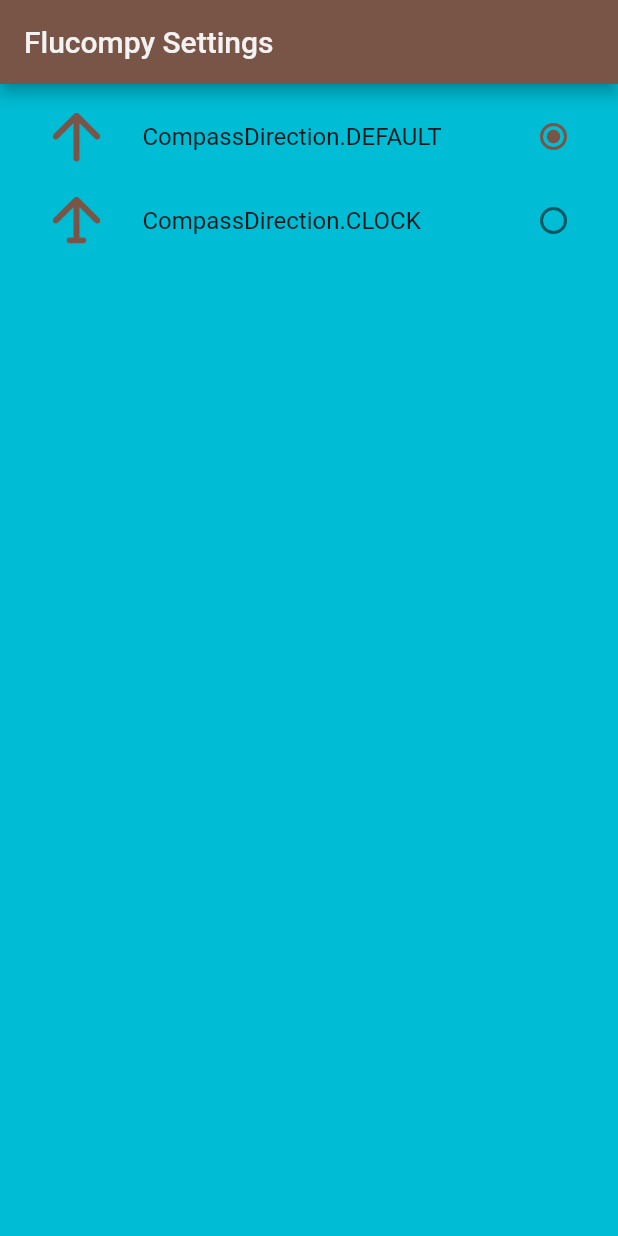
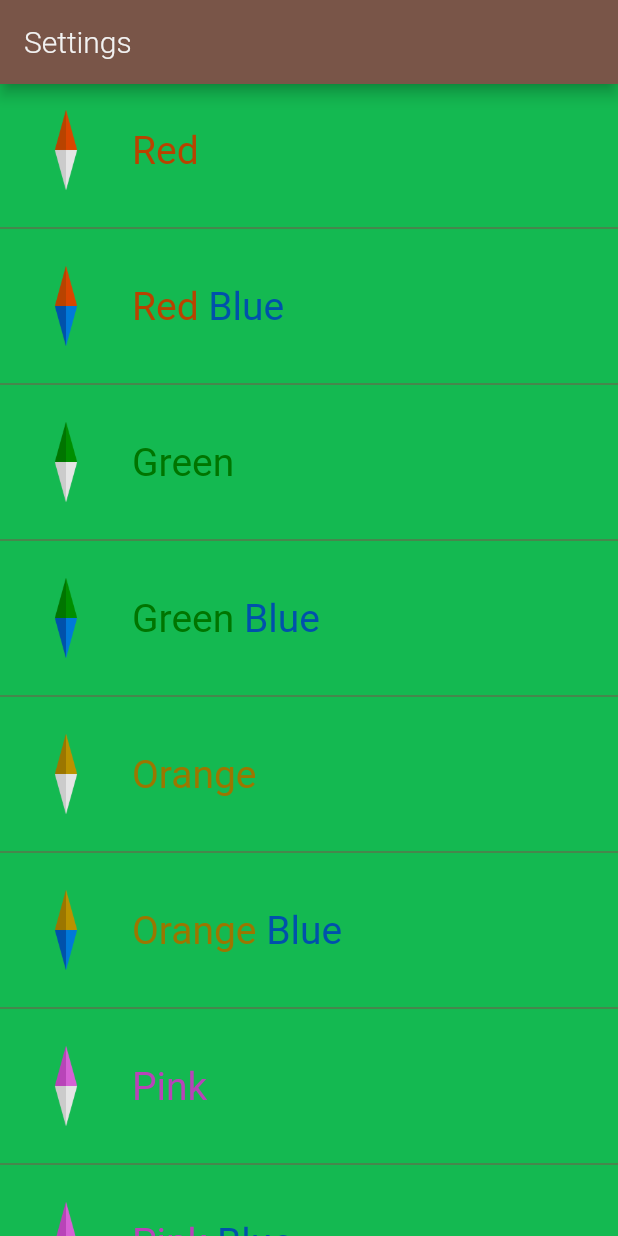
Before and after one commit to xavierfebrer/flucompy, a Flutter app: the SettingsScreen screen opened directly, on a phone screen of 412 x 824 dp. Run offline on Flutter 3.47's test engine with Material 2 defaults, Android fonts, the light colour scheme and no system bars; our stand-ins replace flutter_compass, permission_handler, share, shared_preferences; accounts and stored records are empty.

Commit message:
Change UI, colors and assets.

```diff
--- a/flucompy/lib/util/Constant.dart
+++ b/flucompy/lib/util/Constant.dart
@@ -5,13 +5,17 @@ import 'package:flutter/material.dart';
 class Constant {
   static const String EMPTY_STRING = "";
   static const String APP_NAME = "Flucompy";
-  static const Color COLOR_PRIMARY = Color(0xFF00BCD4);
+  static const Color COLOR_PRIMARY = Color(0xFF14B951);
   static const Color COLOR_ACCENT = Color(0xFF795548);
   static const Color COLOR_TEXT_LIGHT = Color(0xFFF2F2F2);
   static const Color COLOR_TEXT_LIGHT_2 = Color(0xFFD1D1D1);
   static const Color COLOR_TEXT_DARK = Color(0xFF212121);
   static const Color COLOR_TEXT_DARK_2 = Color(0xFF535353);
   static const double PADDING_HOME_BORDER = 7.0;
+  static const double PADDING_SETTINGS_BORDER = 0.0;
+  static const double PADDING_COMPASS_DIRECTION_TILE = 16.0;
+  static const double PADDING_BUTTON_CHECK_PERMISSIONS = 32.0;
+  static const double ELEVATION_BUTTON_CHECK_PERMISSIONS = 16.0;
 
   static String TEXT_TITLE_LOCATION_PERMISSION_REQUIRED = "Location Permission Required";
   static String TEXT_MESSAGE_LOCATION_PERMISSION_REQUIRED = "Enable the location permissions to enable the compass functionality.";
@@ -20,15 +24,55 @@ class Constant {
   static String TEXT_SENSOR_NOT_SUPPORTED = "Sensor not supported.";
   static String TEXT_CHECK_PERMISSIONS = "Check Permissions";
   static String TEXT_SETTINGS = "Settings";
-  static String TEXT_SETTINGS_TITLE = "$APP_NAME $TEXT_SETTINGS";
+
+  static double TEXT_FONT_SIZE_BIG = 26;
+  static FontWeight TEXT_FONT_WEIGHT = FontWeight.w300;
+  static FontWeight TEXT_FONT_WEIGHT_BOLD = FontWeight.w400;
+  static double TEXT_LETTER_SPACING = -0.0;
 
   static String TEXT_ERROR_READING_SENSOR(String error) => "Error reading sensor: $error";
 
   static String TEXT_COMPASS_INFO(double lastDirection) => "${lastDirection.toStringAsFixed(2)}º";
 
-  static List<String> ASSETS_IMAGE_COMPASS_DIRECTION_LIST = ["assets/compass_direction_1.png", "assets/compass_direction_2.png"];
+  static List<List<String>> TEXTS_COMPASS_DIRECTION = [
+    ["Red"],
+    ["Red ", "Blue"],
+    ["Green"],
+    ["Green ", "Blue"],
+    ["Orange"],
+    ["Orange ", "Blue"],
+    ["Pink"],
+    ["Pink ", "Blue"],
+    ["Black"],
+    ["Black ", "Blue"]
+  ];
+  static List<List<Color>> COLORS_COMPASS_DIRECTION = [
+    [Color(0xFFb84300)],
+    [Color(0xFFb84300), Color(0xFF0051AB)],
+    [Color(0xFF007500)],
+    [Color(0xFF007500), Color(0xFF0051AB)],
+    [Color(0xFF9b7600)],
+    [Color(0xFF9b7600), Color(0xFF0051AB)],
+    [Color(0xFFb844b8)],
+    [Color(0xFFb844b8), Color(0xFF0051AB)],
+    [Color(0xFF141414)],
+    [Color(0xFF141414), Color(0xFF0051AB)]
+  ];
+
+  static List<String> ASSETS_IMAGE_COMPASS_DIRECTION_LIST = [
+    "assets/compass_direction_1.png",
+    "assets/compass_direction_2.png",
+    "assets/compass_direction_3.png",
+    "assets/compass_direction_4.png",
+    "assets/compass_direction_5.png",
+    "assets/compass_direction_6.png",
+    "assets/compass_direction_7.png",
+    "assets/compass_direction_8.png",
+    "assets/compass_direction_9.png",
+    "assets/compass_direction_10.png",
+  ];
 
   static String PREFS_COMPASS_DIRECTION_SELECTION = "PREFS_COMPASS_DIRECTION_SELECTION";
 }
 
-enum CompassDirection { DEFAULT, CLOCK }
+enum CompassDirection { RED, RED_BLUE, GREEN, GREEN_BLUE, ORANGE, ORANGE_BLUE, PINK, PINK_BLUE, BLACK, BLACK_BLUE }
--- a/flucompy/lib/util/Util.dart
+++ b/flucompy/lib/util/Util.dart
@@ -25,13 +25,14 @@ class Util {
     return MaterialColor(color.value, swatch);
   }
 
-  static setSelection(CompassDirection item) async {
+  static Future<CompassDirection> setSelection(CompassDirection item) async {
     SharedPreferences prefs = await SharedPreferences.getInstance();
     await prefs.setInt(Constant.PREFS_COMPASS_DIRECTION_SELECTION, item.index);
+    return CompassDirection.values[prefs.getInt(Constant.PREFS_COMPASS_DIRECTION_SELECTION) ?? CompassDirection.RED.index];
   }
 
   static Future<CompassDirection> loadCompassDirection() async {
     SharedPreferences prefs = await SharedPreferences.getInstance();
-    return CompassDirection.values[prefs.getInt(Constant.PREFS_COMPASS_DIRECTION_SELECTION) ?? CompassDirection.DEFAULT.index];
+    return CompassDirection.values[prefs.getInt(Constant.PREFS_COMPASS_DIRECTION_SELECTION) ?? CompassDirection.RED.index];
   }
 }
--- a/flucompy/lib/view/screen/settings/SettingsScreen.dart
+++ b/flucompy/lib/view/screen/settings/SettingsScreen.dart
@@ -2,7 +2,6 @@ import 'package:flucompy/util/Constant.dart';
 import 'package:flucompy/util/Util.dart';
 import 'package:flutter/material.dart';
 import 'package:flutter/widgets.dart';
-import 'package:shared_preferences/shared_preferences.dart';
 
 class SettingsScreen extends StatefulWidget {
   @override
@@ -10,7 +9,7 @@ class SettingsScreen extends StatefulWidget {
 }
 
 class _SettingsScreenState extends State<SettingsScreen> {
-  CompassDirection _currentSelection = CompassDirection.DEFAULT;
+  CompassDirection _currentSelection = CompassDirection.RED;
 
   @override
   void initState() {
@@ -36,9 +35,11 @@ class _SettingsScreenState extends State<SettingsScreen> {
   Widget getSettingsAppBar() {
     return AppBar(
       title: Text(
-        Constant.TEXT_SETTINGS_TITLE,
+        Constant.TEXT_SETTINGS,
         style: TextStyle(
           color: Constant.COLOR_TEXT_LIGHT,
+          fontWeight: Constant.TEXT_FONT_WEIGHT,
+          letterSpacing: Constant.TEXT_LETTER_SPACING,
         ),
       ),
       iconTheme: IconThemeData(color: Constant.COLOR_TEXT_LIGHT),
@@ -49,38 +50,46 @@ class _SettingsScreenState extends State<SettingsScreen> {
 
   Widget getSettingsBody() {
     return SafeArea(
-        child: Container(
-            padding: EdgeInsets.all(Constant.PADDING_HOME_BORDER),
-            child: Center(
-              child: ListView(
-                children: CompassDirection.values.map((item) {
-                  return RadioListTile<CompassDirection>(
-                    controlAffinity: ListTileControlAffinity.trailing,
-                    secondary: Image.asset(
-                      Constant.ASSETS_IMAGE_COMPASS_DIRECTION_LIST[item.index],
-                    ),
-                    title: Text(item.toString()),
-                    value: item,
-                    groupValue: _currentSelection,
-                    onChanged: (CompassDirection value) {
-                      setSelection(value);
-                    },
-                  );
-                }).toList(),
+      child: Container(
+        padding: EdgeInsets.all(Constant.PADDING_SETTINGS_BORDER),
+        child: Center(
+          child: ListView.separated(
+            separatorBuilder: (context, index) => Divider(
+              color: Constant.COLOR_ACCENT,
+            ),
+            itemCount: CompassDirection.values.length,
+            itemBuilder: (context, index) => ListTile(
+              contentPadding: EdgeInsets.all(Constant.PADDING_COMPASS_DIRECTION_TILE),
+              title: RichText(
+                text: TextSpan(
+                  style: TextStyle(
+                    fontSize: Constant.TEXT_FONT_SIZE_BIG,
+                    fontWeight: Constant.TEXT_FONT_WEIGHT_BOLD,
+                    letterSpacing: Constant.TEXT_LETTER_SPACING,
+                  ),
+                  children: List.generate(Constant.TEXTS_COMPASS_DIRECTION[index].length, (subIndex) {
+                    String text = Constant.TEXTS_COMPASS_DIRECTION[index][subIndex];
+                    Color color = Constant.COLORS_COMPASS_DIRECTION[index][subIndex];
+                    return TextSpan(
+                        text: text,
+                        style: TextStyle(
+                          color: color,
+                        ));
+                  }),
+                ),
               ),
-            )));
-  }
-
-  setSelection(CompassDirection item) async {
-    SharedPreferences prefs = await SharedPreferences.getInstance();
-    await prefs.setInt(Constant.PREFS_COMPASS_DIRECTION_SELECTION, item.index);
-    _currentSelection = CompassDirection.values[prefs.getInt(Constant.PREFS_COMPASS_DIRECTION_SELECTION) ?? CompassDirection.DEFAULT.index];
-    Navigator.pop(context);
-  }
-
-  loadSelection() async {
-    SharedPreferences prefs = await SharedPreferences.getInstance();
-    _currentSelection = CompassDirection.values[prefs.getInt(Constant.PREFS_COMPASS_DIRECTION_SELECTION) ?? CompassDirection.DEFAULT.index];
-    setState(() {});
+              leading: Image.asset(Constant.ASSETS_IMAGE_COMPASS_DIRECTION_LIST[index]),
+              onTap: () {
+                Util.setSelection(CompassDirection.values[index]).then((value) {
+                  _currentSelection = value;
+                  Navigator.pop(context);
+                });
+              },
+              isThreeLine: false,
+            ),
+          ),
+        ),
+      ),
+    );
   }
 }
```
Also changed, not shown: flucompy/lib/view/screen/home/HomeScreen.dart (+46 -11 lines), flucompy/pubspec.yaml (+8 -0 lines), flucompy/assets/compass_direction_1.png, flucompy/assets/compass_direction_10.png (added), flucompy/assets/compass_direction_2.png, flucompy/assets/compass_direction_3.png (added), flucompy/assets/compass_direction_4.png (added), flucompy/assets/compass_direction_5.png (added), flucompy/assets/compass_direction_6.png (added), flucompy/assets/compass_direction_7.png (added), flucompy/assets/compass_direction_8.png (added), flucompy/assets/compass_direction_9.png (added), 19 other files.
